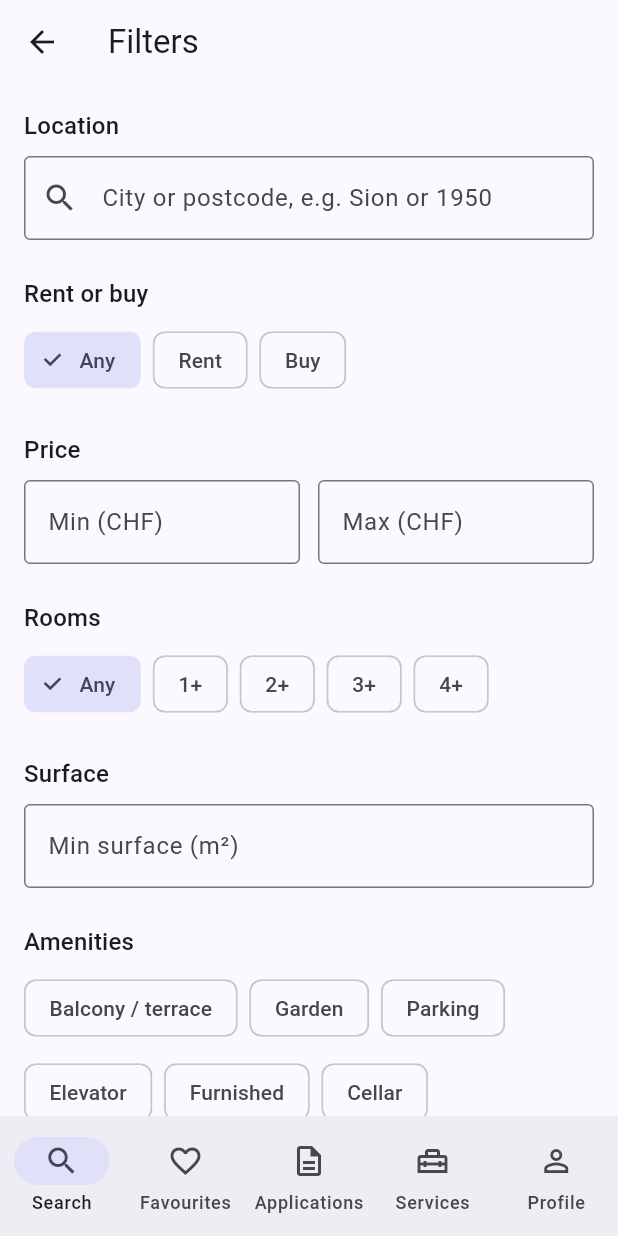
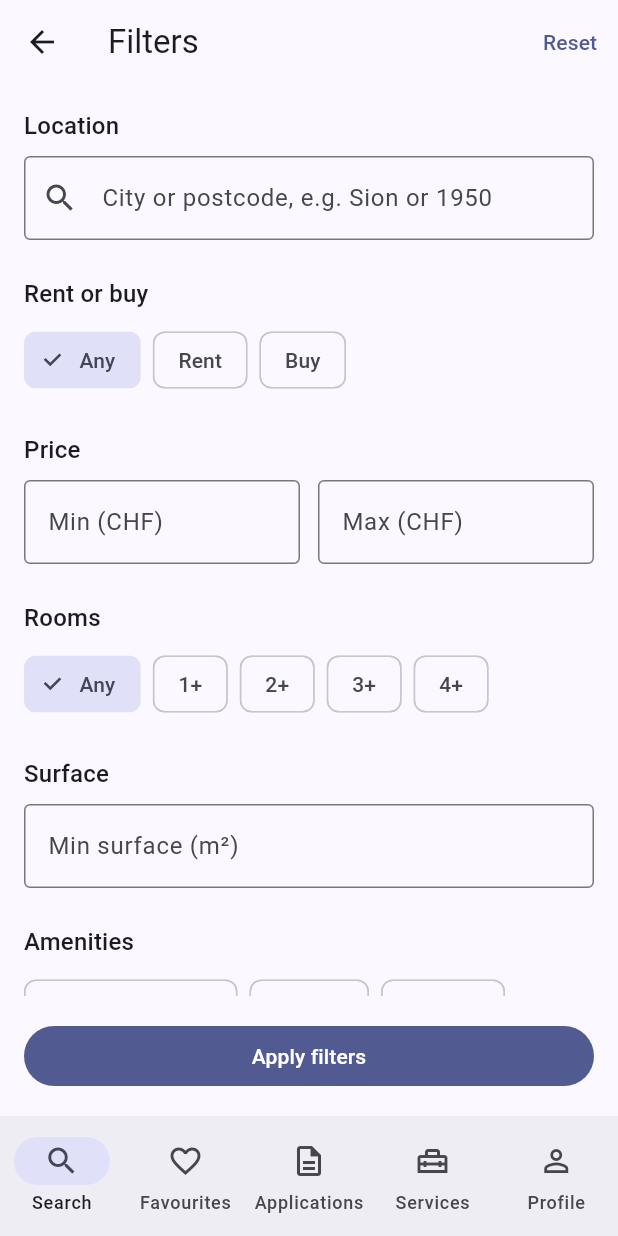
Before and after one commit to dace4/apartment-app, a Flutter app: the screen it shows once a user with an empty profile is signed in, scrolled down 576 dp, after a tap on the "refresh" icon, after a tap on the "tune" icon, on a phone screen of 412 x 824 dp. Run offline on Flutter 3.47's test engine with Material 3 defaults, Android fonts, the phone set to English and light mode, and no system bars; our stand-ins replace cloud_firestore, firebase_auth, firebase_core, go_router; accounts and stored records are empty; network calls fail.

Commit message:
feat(apartments): add apply, reset and no-results states to the filters

```diff
--- a/lib/features/apartments/models/apartment_filter.dart
+++ b/lib/features/apartments/models/apartment_filter.dart
@@ -33,14 +33,18 @@ class ApartmentFilter {
   final Set<Amenity> amenities;
 
   /// True when no criterion is set, so every apartment matches.
-  bool get isEmpty =>
-      location.trim().isEmpty &&
-      listingType == null &&
-      minPrice == null &&
-      maxPrice == null &&
-      minRooms == null &&
-      minSurface == null &&
-      amenities.isEmpty;
+  bool get isEmpty => activeCount == 0;
+
+  /// How many criteria are set, shown as a badge on the Filters button.
+  /// The price range counts as one criterion.
+  int get activeCount => [
+    location.trim().isNotEmpty,
+    listingType != null,
+    minPrice != null || maxPrice != null,
+    minRooms != null,
+    minSurface != null,
+    amenities.isNotEmpty,
+  ].where((isSet) => isSet).length;
 
   /// Whether [apartment] meets every criterion that is set.
   bool matches(Apartment apartment) {
--- a/lib/features/apartments/pages/apartment_list_page.dart
+++ b/lib/features/apartments/pages/apartment_list_page.dart
@@ -51,6 +51,15 @@ class _ApartmentListPageState extends State<ApartmentListPage> {
     if (filter != null && mounted) setState(() => _filter = filter);
   }
 
+  /// Removes every filter, including the availability one, from the
+  /// no-results state so the user is never stuck on an empty list.
+  void _clearFilters() {
+    setState(() {
+      _filter = const ApartmentFilter();
+      _availability = null;
+    });
+  }
+
   Future<void> _refresh() async {
     // Pull-to-refresh and the toolbar share this guard against parallel requests.
     if (_refreshing) return;
@@ -86,7 +95,12 @@ class _ApartmentListPageState extends State<ApartmentListPage> {
             onPressed: _refreshing ? null : _refresh,
           ),
           IconButton(
-            icon: const Icon(Icons.tune),
+            // The badge shows how many criteria are active.
+            icon: Badge(
+              isLabelVisible: !_filter.isEmpty,
+              label: Text('${_filter.activeCount}'),
+              child: const Icon(Icons.tune),
+            ),
             tooltip: 'Filters',
             onPressed: _openFilters,
           ),
@@ -155,12 +169,19 @@ class _ApartmentListPageState extends State<ApartmentListPage> {
                       physics: const AlwaysScrollableScrollPhysics(),
                       children: [
                         const SizedBox(height: 80),
-                        MessageView(
-                          icon: Icons.search_off,
-                          message: _availability == null && _filter.isEmpty
-                              ? 'No apartments available right now.'
-                              : 'No results found.',
-                        ),
+                        if (_availability == null && _filter.isEmpty)
+                          const MessageView(
+                            icon: Icons.search_off,
+                            message: 'No apartments available right now.',
+                          )
+                        else
+                          // US 5: listings exist, but none match the filters.
+                          MessageView(
+                            icon: Icons.filter_alt_off_outlined,
+                            message: 'No results found.',
+                            actionLabel: 'Clear filters',
+                            onAction: _clearFilters,
+                          ),
                       ],
                     ),
                   );
--- a/lib/features/apartments/pages/filters_page.dart
+++ b/lib/features/apartments/pages/filters_page.dart
@@ -1,5 +1,6 @@
 import 'package:flutter/material.dart';
 import 'package:flutter/services.dart';
+import 'package:go_router/go_router.dart';
 
 import '../models/apartment.dart';
 import '../models/apartment_filter.dart';
@@ -62,13 +63,60 @@ class _FiltersPageState extends State<FiltersPage> {
     return null;
   }
 
+  /// Closes the page and gives the new filter back to the list.
+  void _apply() {
+    // Shows the error messages and stops if a value is invalid.
+    if (!_formKey.currentState!.validate()) return;
+
+    context.pop(
+      ApartmentFilter(
+        location: _location.text.trim(),
+        listingType: _listingType,
+        // An empty field gives null: no constraint.
+        minPrice: int.tryParse(_minPrice.text),
+        maxPrice: int.tryParse(_maxPrice.text),
+        minRooms: _minRooms,
+        minSurface: int.tryParse(_minSurface.text),
+        amenities: {..._amenities},
+      ),
+    );
+  }
+
+  /// Clears every control. The list only changes once Apply is pressed.
+  void _reset() {
+    // Not FormState.reset(): it would restore the pre-filled values. Each
+    // field validates again on change, which hides the error messages.
+    _location.clear();
+    _minPrice.clear();
+    _maxPrice.clear();
+    _minSurface.clear();
+    setState(() {
+      _listingType = null;
+      _minRooms = null;
+      _amenities.clear();
+    });
+  }
+
   @override
   Widget build(BuildContext context) {
     // Rents are monthly, sale prices are totals.
     final priceUnit = _listingType == ListingType.rent ? 'CHF / month' : 'CHF';
 
     return Scaffold(
-      appBar: AppBar(title: const Text('Filters')),
+      appBar: AppBar(
+        title: const Text('Filters'),
+        actions: [TextButton(onPressed: _reset, child: const Text('Reset'))],
+      ),
+      // Outside the scrolling form, so Apply is always visible.
+      bottomNavigationBar: SafeArea(
+        child: Padding(
+          padding: const EdgeInsets.all(16),
+          child: FilledButton(
+            onPressed: _apply,
+            child: const Text('Apply filters'),
+          ),
+        ),
+      ),
       body: Form(
         key: _formKey,
         autovalidateMode: AutovalidateMode.onUserInteraction,
```
